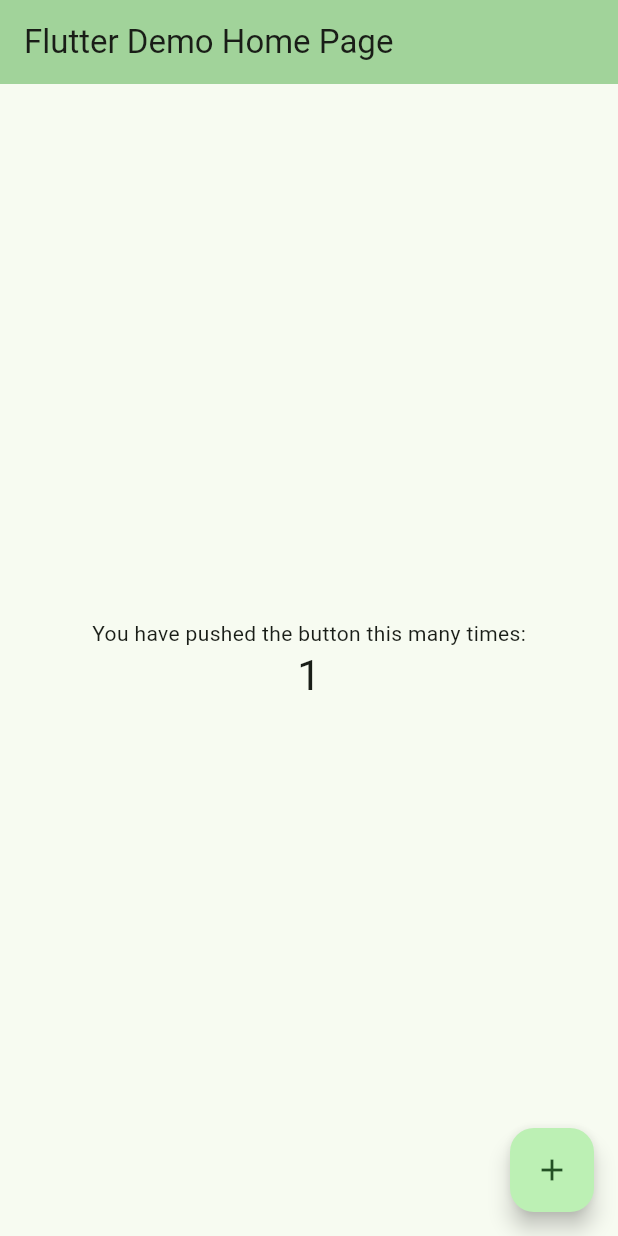
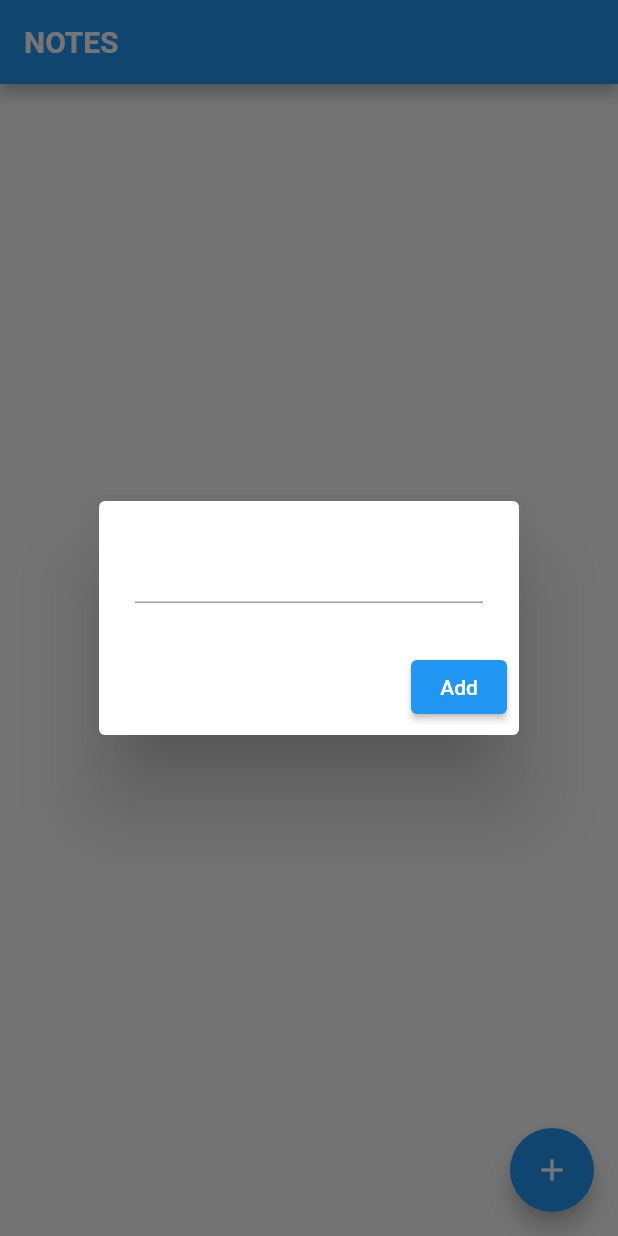
Before and after one commit to zamuelfernandes/firebase-crud-study, a Flutter app: the screen it shows after launch, after a tap on the "add" icon, on a phone screen of 412 x 824 dp. Run offline on Flutter 3.47's test engine with Material 2 defaults, Android fonts, the phone set to English and light mode, and no system bars; our stand-ins replace cloud_firestore, firebase_core; accounts and stored records are empty; generated files the repository leaves out were written again.

Commit message:
Implements create function

```diff
--- a/lib/main.dart
+++ b/lib/main.dart
@@ -1,6 +1,8 @@
 import 'package:crud_study_app/firebase_options.dart';
 import 'package:firebase_core/firebase_core.dart';
 import 'package:flutter/material.dart';
+
+import 'pages/home_page.dart';
 
 void main() async {
   WidgetsFlutterBinding.ensureInitialized();
@@ -13,61 +15,9 @@ class MyApp extends StatelessWidget {
 
   @override
   Widget build(BuildContext context) {
-    return MaterialApp(
-      title: 'Flutter Demo',
-      theme: ThemeData(
-        colorScheme: ColorScheme.fromSeed(seedColor: Colors.green),
-        useMaterial3: true,
-      ),
-      home: const MyHomePage(title: 'Flutter Demo Home Page'),
+    return const MaterialApp(
+      debugShowCheckedModeBanner: false,
+      home: HomePage(),
     );
   }
 }
-
-class MyHomePage extends StatefulWidget {
-  const MyHomePage({super.key, required this.title});
-
-  final String title;
-
-  @override
-  State<MyHomePage> createState() => _MyHomePageState();
-}
-
-class _MyHomePageState extends State<MyHomePage> {
-  int _counter = 0;
-
-  void _incrementCounter() {
-    setState(() {
-      _counter++;
-    });
-  }
-
-  @override
-  Widget build(BuildContext context) {
-    return Scaffold(
-      appBar: AppBar(
-        backgroundColor: Theme.of(context).colorScheme.inversePrimary,
-        title: Text(widget.title),
-      ),
-      body: Center(
-        child: Column(
-          mainAxisAlignment: MainAxisAlignment.center,
-          children: <Widget>[
-            const Text(
-              'You have pushed the button this many times:',
-            ),
-            Text(
-              '$_counter',
-              style: Theme.of(context).textTheme.headlineMedium,
-            ),
-          ],
-        ),
-      ),
-      floatingActionButton: FloatingActionButton(
-        onPressed: _incrementCounter,
-        tooltip: 'Increment',
-        child: const Icon(Icons.add),
-      ),
-    );
-  }
-}
--- /dev/null
+++ b/lib/pages/home_page.dart
@@ -0,0 +1,53 @@
+import 'package:crud_study_app/services/firestore.dart';
+import 'package:flutter/material.dart';
+
+class HomePage extends StatefulWidget {
+  const HomePage({super.key});
+
+  @override
+  State<HomePage> createState() => _HomePageState();
+}
+
+class _HomePageState extends State<HomePage> {
+  final FirestoreService firestoreService = FirestoreService();
+  final TextEditingController _controller = TextEditingController();
+
+  void openNoteBox() {
+    showDialog(
+      context: context,
+      builder: (context) => AlertDialog.adaptive(
+        content: TextField(
+          controller: _controller,
+        ),
+        actions: [
+          ElevatedButton(
+            onPressed: () {
+              firestoreService.addNote(_controller.text);
+              _controller.clear();
+              Navigator.pop(context);
+            },
+            child: const Text('Add'),
+          ),
+        ],
+      ),
+    );
+  }
+
+  @override
+  Widget build(BuildContext context) {
+    return Scaffold(
+      appBar: AppBar(
+        title: const Text(
+          'NOTES',
+          style: TextStyle(
+            fontWeight: FontWeight.bold,
+          ),
+        ),
+      ),
+      floatingActionButton: FloatingActionButton(
+        onPressed: openNoteBox,
+        child: const Icon(Icons.add),
+      ),
+    );
+  }
+}
--- /dev/null
+++ b/lib/services/firestore.dart
@@ -0,0 +1,21 @@
+import 'package:cloud_firestore/cloud_firestore.dart';
+
+class FirestoreService {
+  // get collection of notes
+  final CollectionReference notes =
+      FirebaseFirestore.instance.collection('notes');
+
+  //CREATE
+  Future<void> addNote(String note) {
+    return notes.add({
+      'note': note,
+      'timestamp': Timestamp.now(),
+    });
+  }
+
+  //READ
+
+  //UPDATE
+
+  //DELETE
+}
```
